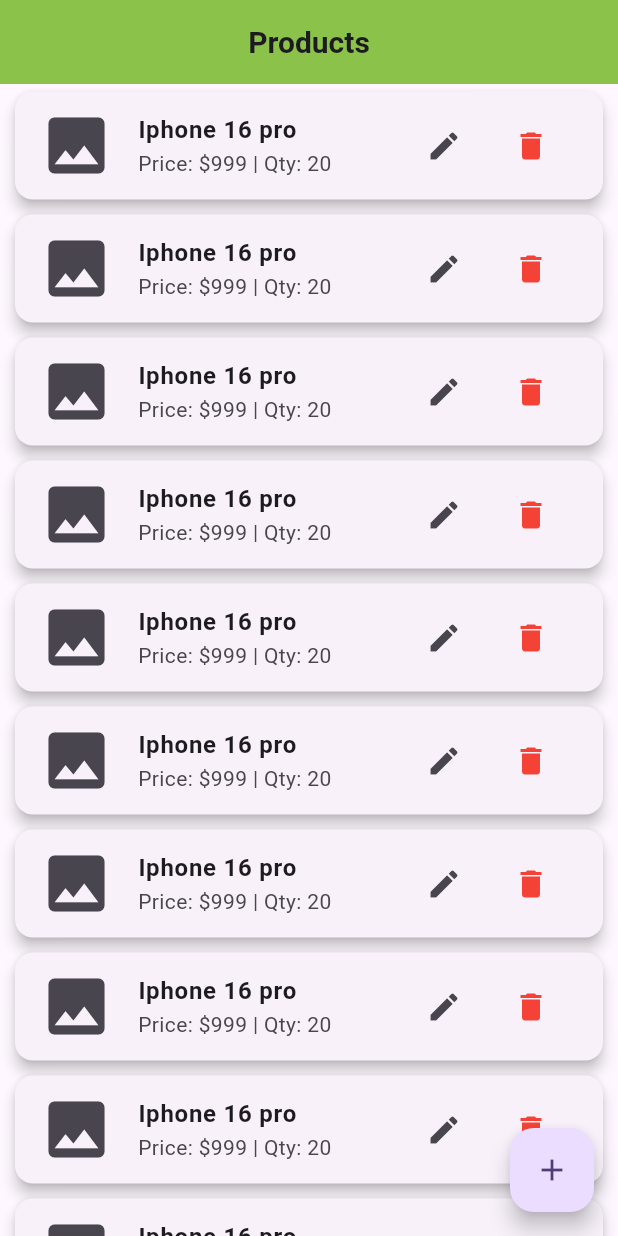
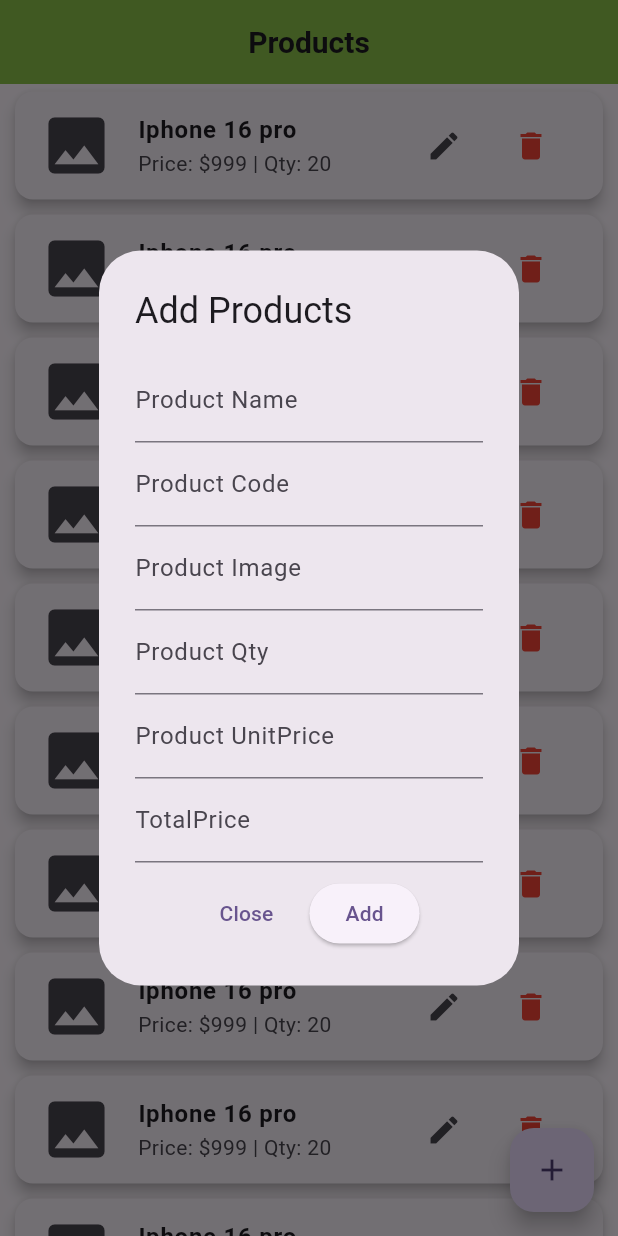
Before and after one commit to sabbirafmkhan/ui_design1, a Flutter app: the screen it shows after launch, after a tap on the "add" icon, on a phone screen of 412 x 824 dp. Run offline on Flutter 3.47's test engine with Material 3 defaults, Android fonts, the phone set to English and light mode, and no system bars.

Commit message:
productDialog create

```diff
--- /dev/null
+++ b/lib/core/utils/productDialog.dart
@@ -0,0 +1,40 @@
+import 'package:flutter/material.dart';
+
+void productDialog(BuildContext context) {
+  showDialog(
+    context: context,
+    builder:
+        (context) => AlertDialog(
+          title: Text("Add Products"),
+          content: Column(
+            mainAxisSize: MainAxisSize.min,
+            children: [
+              TextField(decoration: InputDecoration(labelText: "Product Name")),
+              TextField(decoration: InputDecoration(labelText: "Product Code")),
+              TextField(
+                decoration: InputDecoration(labelText: "Product Image"),
+              ),
+              TextField(decoration: InputDecoration(labelText: "Product Qty")),
+              TextField(
+                decoration: InputDecoration(labelText: "Product UnitPrice"),
+              ),
+              TextField(decoration: InputDecoration(labelText: "TotalPrice")),
+              SizedBox(height: 10),
+              Row(
+                mainAxisSize: MainAxisSize.min,
+                children: [
+                  TextButton(
+                    onPressed: () {
+                      Navigator.pop(context);
+                    },
+                    child: Text("Close"),
+                  ),
+                  SizedBox(width: 10),
+                  ElevatedButton(onPressed: () {}, child: Text("Add")),
+                ],
+              ),
+            ],
+          ),
+        ),
+  );
+}
--- /dev/null
+++ b/lib/core/utils/urls.dart
@@ -0,0 +1,7 @@
+class Urls {
+  static String baseUrl = "http://35.73.30.144:2008/api/v1";
+  static String createProduct = "$baseUrl/CreateProduct";
+  static String readProduct = "$baseUrl/ReadProduct";
+  static String updateProduct(String id) => "$baseUrl/UpdateProduct/$id";
+  static String deleteProduct(String id) => "$baseUrl/DeleteProduct/$id";
+}
--- a/lib/presentation/screens/HomeScreen.dart
+++ b/lib/presentation/screens/HomeScreen.dart
@@ -1,4 +1,6 @@
 import 'package:flutter/material.dart';
+
+import '../../core/utils/productDialog.dart';
 
 class HomeScreen extends StatefulWidget {
   const HomeScreen({super.key});
@@ -48,7 +50,7 @@ class _HomeScreenState extends State<HomeScreen> {
         },
       ),
       floatingActionButton: FloatingActionButton(
-        onPressed: () {},
+        onPressed: () => productDialog(context),
         child: Icon(Icons.add),
       ),
     );
```
